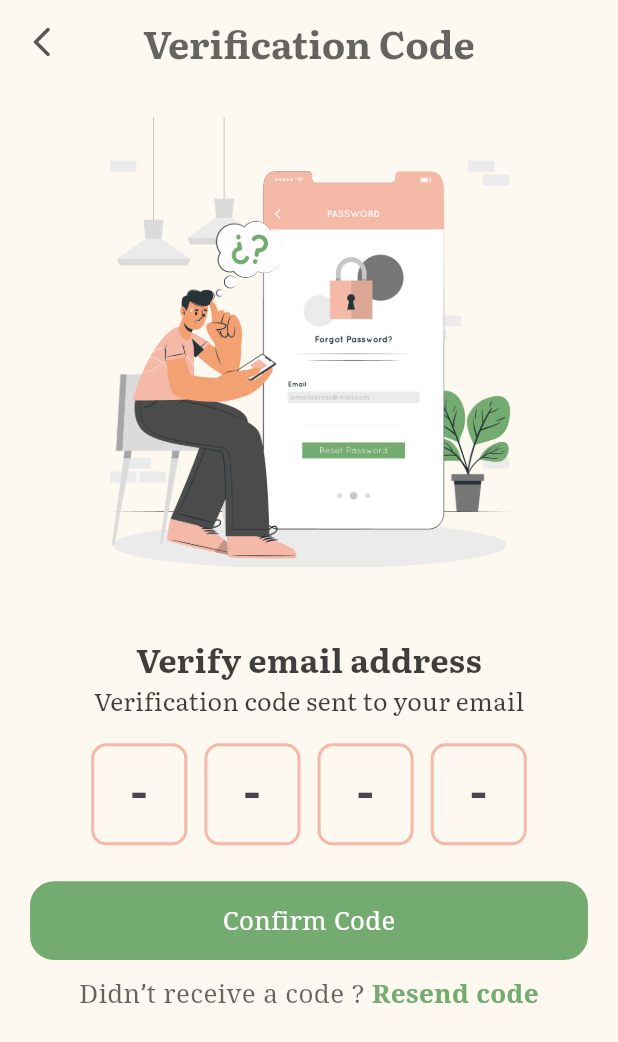
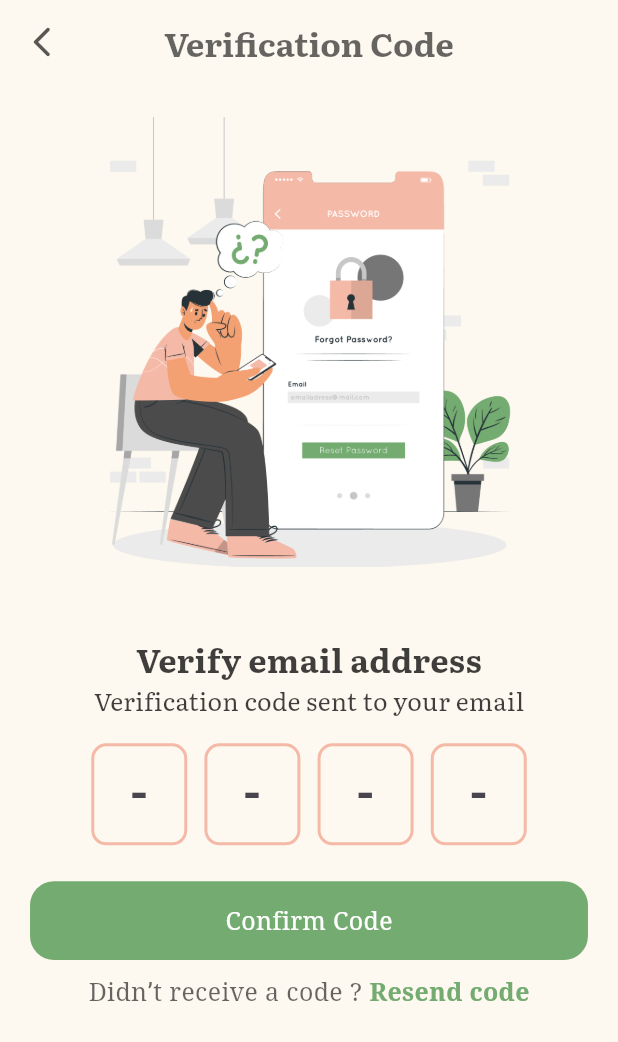
Before and after one commit to Ahmedmahmouddd/eunoia, a Flutter app: the ForgotPassword screen opened directly, after a tap on "Confirm Mail", on a phone screen of 412 x 824 dp. Shown: the top 1042 px of the screen. Run offline on Flutter 3.47's test engine with Material 3 defaults, Android fonts, the phone set to English and light mode, and no system bars; our stand-ins replace animated_splash_screen, flutter_screenutil, page_transition; project files that could hold a hidden picture were left out.

Commit message:
extract app widget

```diff
--- a/lib/Constants/Constants.dart
+++ b/lib/Constants/Constants.dart
@@ -1,6 +1,9 @@
 // ignore_for_file: file_names, constant_identifier_names
 import 'package:flutter/material.dart';
+import 'package:flutter_screenutil/flutter_screenutil.dart';
 
 const KprimaryGreen = Color.fromRGBO(116, 171, 112, 1);
 const KprimaryBeige = Color(0xFFFEF9F0);
 const KprimaryPink = Color.fromRGBO(245, 185, 167, 1);
+
+final smallText = 14.5.sp;
--- a/lib/Screens/ForgotPassword.dart
+++ b/lib/Screens/ForgotPassword.dart
@@ -1,6 +1,7 @@
 // ignore_for_file: file_names
 import 'package:eunoia/Constants/Constants.dart';
 import 'package:eunoia/Screens/VerificationCode.dart';
+import 'package:eunoia/Widgets/CustomAppBar.dart';
 import 'package:eunoia/Widgets/CustomButton.dart';
 import 'package:eunoia/Widgets/NormalFormInput.dart';
 import 'package:flutter/material.dart';
@@ -13,26 +14,8 @@ class ForgotPassword extends StatelessWidget {
   Widget build(BuildContext context) {
     return Scaffold(
       backgroundColor: KprimaryBeige,
-      appBar: AppBar(
-        leading: IconButton(
-            icon: const Icon(
-              Icons.arrow_back_ios_new_rounded,
-              color: Color.fromRGBO(0, 0, 0, 0.65),
-            ),
-            onPressed: () {
-              Navigator.pop(context);
-            }),
-        centerTitle: true,
-        title: Text(
-          'Forgot password',
-          style: TextStyle(
-              fontFamily: 'Literata',
-              fontWeight: FontWeight.w700,
-              fontSize: 22.sp,
-              color: const Color.fromRGBO(0, 0, 0, 0.60)),
-        ),
-        elevation: 0,
-        backgroundColor: KprimaryBeige,
+      appBar: const CustomAppBar(
+        title: 'Forgot Password',
       ),
       body: SingleChildScrollView(
         child: Column(
@@ -50,7 +33,7 @@ class ForgotPassword extends StatelessWidget {
                   textAlign: TextAlign.center,
                   style: TextStyle(
                       fontWeight: FontWeight.w500,
-                      fontSize: 15.sp,
+                      fontSize: smallText,
                       fontFamily: 'Literata',
                       color: const Color.fromRGBO(0, 0, 0, 0.75)),
                 ),
--- a/lib/Screens/LoginPage.dart
+++ b/lib/Screens/LoginPage.dart
@@ -87,7 +87,7 @@ class LoginPage extends StatelessWidget {
                           style: TextStyle(
                               fontWeight: FontWeight.w500,
                               color: const Color.fromRGBO(0, 0, 0, 0.6),
-                              fontSize: 14.5.h,
+                              fontSize: smallText,
                               fontFamily: 'Source Serif Pro')),
                       GestureDetector(
                         onTap: () {
@@ -101,7 +101,7 @@ class LoginPage extends StatelessWidget {
                           style: TextStyle(
                               fontWeight: FontWeight.w800,
                               color: KprimaryGreen,
-                              fontSize: 14.5.h,
+                              fontSize: smallText,
                               fontFamily: 'Source Serif Pro'),
                         ),
                       ),
--- a/lib/Screens/RegisterPage1.dart
+++ b/lib/Screens/RegisterPage1.dart
@@ -80,7 +80,7 @@ class RegisterPage1 extends StatelessWidget {
                           style: TextStyle(
                               fontWeight: FontWeight.w500,
                               color: const Color.fromRGBO(0, 0, 0, 0.6),
-                              fontSize: 14.5.sp,
+                              fontSize: smallText,
                               fontFamily: 'Source Serif Pro')),
                       GestureDetector(
                         onTap: () {
@@ -94,7 +94,7 @@ class RegisterPage1 extends StatelessWidget {
                           style: TextStyle(
                               fontWeight: FontWeight.w800,
                               color: KprimaryGreen,
-                              fontSize: 14.5.sp,
+                              fontSize: smallText,
                               fontFamily: 'Source Serif Pro'),
                         ),
                       ),
--- a/lib/Screens/RegisterPage3.dart
+++ b/lib/Screens/RegisterPage3.dart
@@ -71,7 +71,7 @@ class _RegisterPage3State extends State<RegisterPage3> {
                           child: Text(
                             'Business category',
                             style: TextStyle(
-                                fontSize: 14.5.sp,
+                                fontSize: smallText,
                                 fontFamily: 'Koh Santepheap',
                                 fontWeight: FontWeight.w500),
                           ),
@@ -155,7 +155,7 @@ class _RegisterPage3State extends State<RegisterPage3> {
                           child: Text(
                             'Location',
                             style: TextStyle(
-                                fontSize: 14.5.sp,
+                                fontSize: smallText,
                                 fontFamily: 'Koh Santepheap',
                                 fontWeight: FontWeight.w500),
                           ),
--- a/lib/Screens/RegisterPage4.dart
+++ b/lib/Screens/RegisterPage4.dart
@@ -105,7 +105,7 @@ class RegisterPage4 extends StatelessWidget {
                           Text(
                             'Upload your profile picture',
                             style: TextStyle(
-                                fontSize: 15.sp,
+                                fontSize: smallText,
                                 fontFamily: 'Koh Santepheap',
                                 fontWeight: FontWeight.w500),
                           ),
@@ -130,7 +130,7 @@ class RegisterPage4 extends StatelessWidget {
                         'Mobile number',
                         style: TextStyle(
                             color: Colors.black,
-                            fontSize: 15.sp,
+                            fontSize: smallText,
                             fontFamily: 'Koh Santepheap',
                             fontWeight: FontWeight.w500),
                       ),
@@ -176,7 +176,7 @@ class RegisterPage4 extends StatelessWidget {
                         'Business describtion',
                         style: TextStyle(
                             color: Colors.black,
-                            fontSize: 14.5.sp,
+                            fontSize: smallText,
                             fontFamily: 'Koh Santepheap',
                             fontWeight: FontWeight.w500),
                       ),
--- a/lib/Screens/VerificationCode.dart
+++ b/lib/Screens/VerificationCode.dart
@@ -1,6 +1,7 @@
 // ignore_for_file: file_names
 import 'package:eunoia/Constants/Constants.dart';
 import 'package:eunoia/Screens/NewPassword.dart';
+import 'package:eunoia/Widgets/CustomAppBar.dart';
 import 'package:eunoia/Widgets/CustomButton.dart';
 import 'package:eunoia/Widgets/OTPContainer.dart';
 import 'package:flutter/material.dart';
@@ -13,27 +14,7 @@ class VerificationCode extends StatelessWidget {
   Widget build(BuildContext context) {
     return Scaffold(
       backgroundColor: KprimaryBeige,
-      appBar: AppBar(
-        leading: IconButton(
-            icon: const Icon(
-              Icons.arrow_back_ios_new_rounded,
-              color: Color.fromRGBO(0, 0, 0, 0.65),
-            ),
-            onPressed: () {
-              Navigator.pop(context);
-            }),
-        centerTitle: true,
-        title: Text(
-          'Verification Code',
-          style: TextStyle(
-              fontFamily: 'Literata',
-              fontWeight: FontWeight.w700,
-              fontSize: 22.sp,
-              color: const Color.fromRGBO(0, 0, 0, 0.60)),
-        ),
-        elevation: 0,
-        backgroundColor: KprimaryBeige,
-      ),
+      appBar: const CustomAppBar(title: 'Verification Code'),
       body: SingleChildScrollView(
         child: Column(
           children: [
@@ -54,7 +35,7 @@ class VerificationCode extends StatelessWidget {
               'Verification code sent to your email',
               style: TextStyle(
                   fontFamily: 'Literata',
-                  fontSize: 14.5.sp,
+                  fontSize: smallText,
                   fontWeight: FontWeight.w400,
                   color: const Color.fromRGBO(0, 0, 0, 0.75)),
             ),
@@ -90,7 +71,7 @@ class VerificationCode extends StatelessWidget {
                     style: TextStyle(
                         fontWeight: FontWeight.w500,
                         color: const Color.fromRGBO(0, 0, 0, 0.6),
-                        fontSize: 14.5.h,
+                        fontSize: smallText,
                         fontFamily: 'Source Serif Pro')),
                 GestureDetector(
                   onTap: () {},
@@ -99,7 +80,7 @@ class VerificationCode extends StatelessWidget {
                     style: TextStyle(
                         fontWeight: FontWeight.w800,
                         color: KprimaryGreen,
-                        fontSize: 14.5.h,
+                        fontSize: smallText,
                         fontFamily: 'Source Serif Pro'),
                   ),
                 ),
--- /dev/null
+++ b/lib/Widgets/CustomAppBar.dart
@@ -0,0 +1,41 @@
+// ignore_for_file: file_names
+import 'package:flutter/material.dart';
+import '../Constants/Constants.dart';
+
+class CustomAppBar extends StatelessWidget implements PreferredSizeWidget {
+  const CustomAppBar({Key? key, required this.title})
+      : preferredSize = const Size.fromHeight(kToolbarHeight),
+        super(key: key);
+
+  @override
+  final Size preferredSize;
+
+  final String title;
+
+  @override
+  Widget build(BuildContext context) {
+    return AppBar(
+      leading: IconButton(
+        icon: const Icon(
+          Icons.arrow_back_ios_new_rounded,
+          color: Color.fromRGBO(0, 0, 0, 0.65),
+        ),
+        onPressed: () {
+          Navigator.pop(context);
+        },
+      ),
+      centerTitle: true,
+      title: Text(
+        title,
+        style: const TextStyle(
+          fontFamily: 'Literata',
+          fontWeight: FontWeight.w700,
+          fontSize: 22,
+          color: Color.fromRGBO(0, 0, 0, 0.60),
+        ),
+      ),
+      elevation: 0,
+      backgroundColor: KprimaryBeige,
+    );
+  }
+}
--- a/lib/Widgets/CustomButton.dart
+++ b/lib/Widgets/CustomButton.dart
@@ -21,7 +21,7 @@ class CustomButton extends StatelessWidget {
               title,
               style: TextStyle(
                   fontFamily: 'Koh Santepheap',
-                  fontSize: 15.sp,
+                  fontSize: smallText,
                   fontWeight: FontWeight.w400,
                   color: Colors.white),
             ),
--- a/lib/Widgets/InverseCustomButton.dart
+++ b/lib/Widgets/InverseCustomButton.dart
@@ -23,7 +23,7 @@ class InverseCustomButton extends StatelessWidget {
               title,
               style: TextStyle(
                   fontFamily: 'Koh Santepheap',
-                  fontSize: 15.sp,
+                  fontSize: smallText,
                   fontWeight: FontWeight.w600,
                   color: KprimaryGreen),
             ),
```
Also changed, not shown: lib/Screens/NewPassword.dart (+2 -21 lines), lib/Screens/NotBusiness.dart (+2 -21 lines), lib/Screens/OnBoarding.dart (+5 -5 lines), lib/Screens/RegisterPage2.dart (+5 -5 lines), lib/Screens/RegisterPage5.dart (+17 -13 lines), lib/Screens/temp.dart (deleted, +0 -115 lines), lib/Widgets/CustomRegisterTextField.dart (+8 -6 lines).
